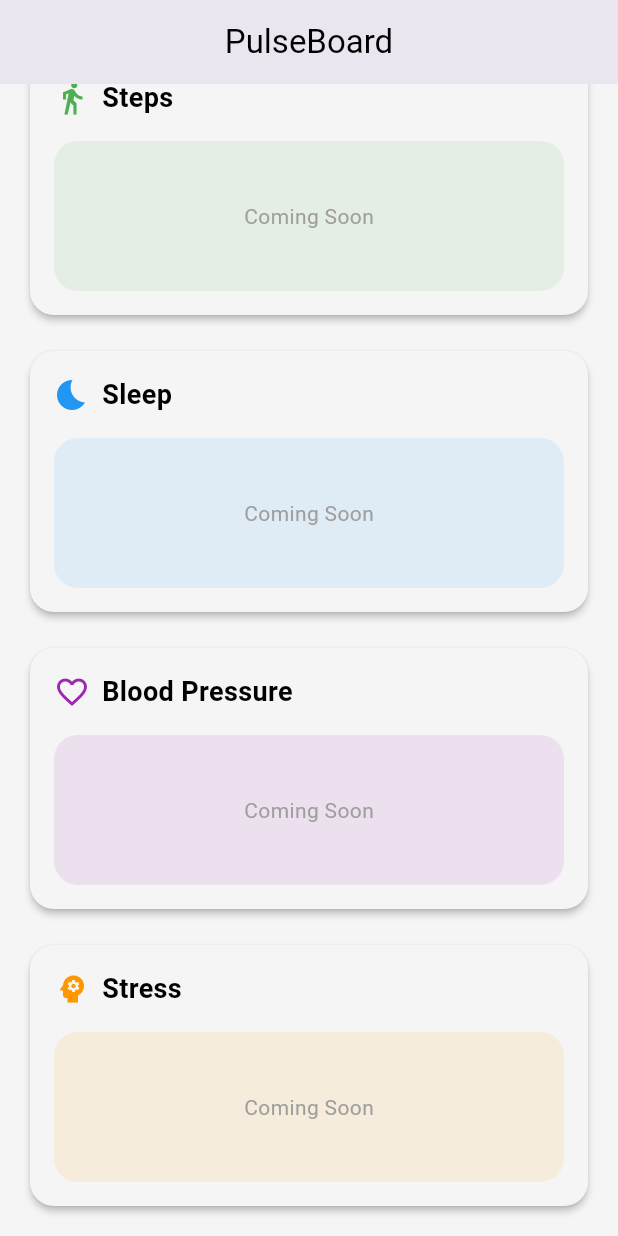
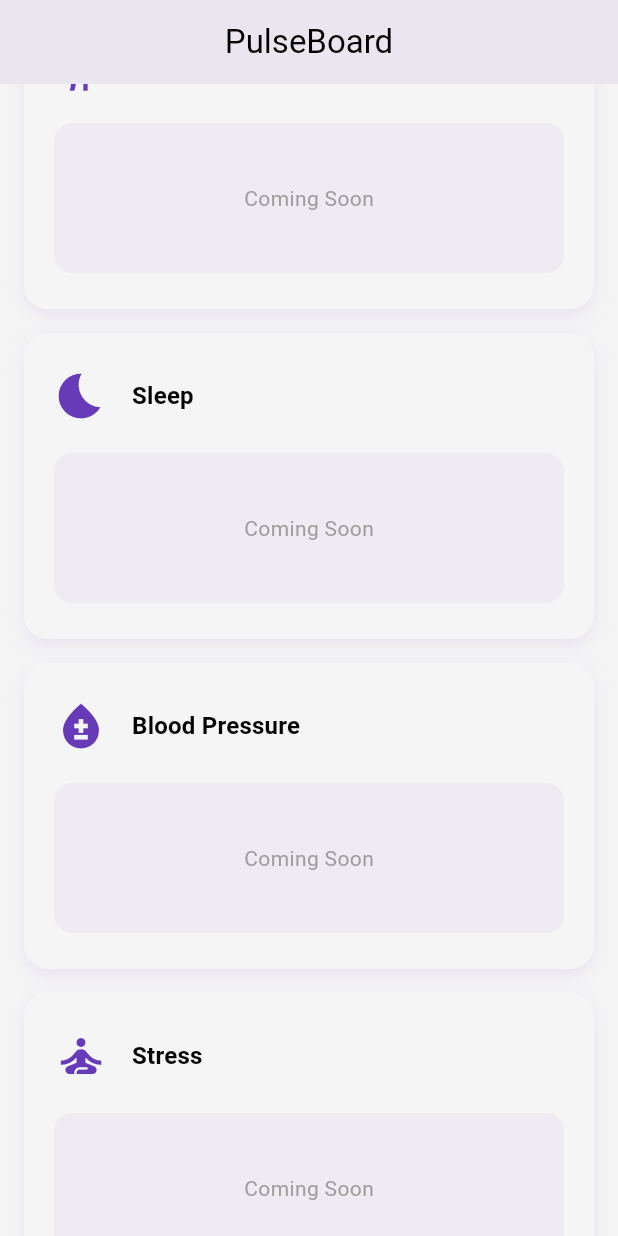
Before and after one commit to greyscriptdg/PulseBoard_FlutterUI_HealthVitalsDashboard, a Flutter app: the screen it shows after launch, scrolled down 238 dp, on a phone screen of 412 x 824 dp. Run offline on Flutter 3.47's test engine with Material 3 defaults, Android fonts, the phone set to English and light mode, and no system bars.

Commit message:
Step fix
Step Fix

```diff
--- a/lib/screens/dashboard_screen.dart
+++ b/lib/screens/dashboard_screen.dart
@@ -1,6 +1,6 @@
 import 'package:flutter/material.dart';
 import '../widgets/placeholder_card.dart';
-import '../core/constants.dart';
+import '../widgets/heart_rate_chart.dart';
 
 class DashboardScreen extends StatelessWidget {
   const DashboardScreen({super.key});
@@ -11,41 +11,35 @@ class DashboardScreen extends StatelessWidget {
       appBar: AppBar(
         title: const Text('PulseBoard'),
       ),
-      body: SafeArea(
-        child: ListView(
-          padding: const EdgeInsets.all(AppSpacing.screenPadding),
+      body: ListView(
+        padding: const EdgeInsets.all(16),
         children: [
-            PlaceholderCard(
+          const PlaceholderCard(
             title: 'Heart Rate',
             icon: Icons.favorite,
-              cardColor: AppColors.heartRateColor,
+            child: HeartRateChart(),
           ),
-            const SizedBox(height: AppSpacing.itemSpacing),
-            PlaceholderCard(
+          const SizedBox(height: 16),
+          const PlaceholderCard(
             title: 'Steps',
             icon: Icons.directions_walk,
-              cardColor: AppColors.stepsColor,
           ),
-            const SizedBox(height: AppSpacing.itemSpacing),
-            PlaceholderCard(
+          const SizedBox(height: 16),
+          const PlaceholderCard(
             title: 'Sleep',
             icon: Icons.bedtime,
-              cardColor: AppColors.sleepColor,
           ),
-            const SizedBox(height: AppSpacing.itemSpacing),
-            PlaceholderCard(
+          const SizedBox(height: 16),
+          const PlaceholderCard(
             title: 'Blood Pressure',
-              icon: Icons.favorite_border,
-              cardColor: AppColors.bloodPressureColor,
+            icon: Icons.bloodtype,
           ),
-            const SizedBox(height: AppSpacing.itemSpacing),
-            PlaceholderCard(
+          const SizedBox(height: 16),
+          const PlaceholderCard(
             title: 'Stress',
-              icon: Icons.psychology,
-              cardColor: AppColors.stressColor,
+            icon: Icons.self_improvement,
           ),
         ],
-        ),
       ),
     );
   }
--- a/lib/widgets/placeholder_card.dart
+++ b/lib/widgets/placeholder_card.dart
@@ -1,57 +1,68 @@
 import 'package:flutter/material.dart';
-import '../core/constants.dart';
 
 class PlaceholderCard extends StatelessWidget {
   final String title;
   final IconData icon;
-  final Color cardColor;
+  final Widget? child;
 
   const PlaceholderCard({
     super.key,
     required this.title,
     required this.icon,
-    required this.cardColor,
+    this.child,
   });
 
   @override
   Widget build(BuildContext context) {
-    return Card(
-      child: Padding(
-        padding: const EdgeInsets.all(AppSpacing.cardPadding),
+    final theme = Theme.of(context);
+
+    return Container(
+      decoration: BoxDecoration(
+        color: theme.colorScheme.surface,
+        borderRadius: BorderRadius.circular(16),
+        boxShadow: [
+          BoxShadow(
+            color: theme.primaryColor.withOpacity(0.1),
+            blurRadius: 10,
+            offset: const Offset(0, 4),
+          ),
+        ],
+      ),
+      padding: const EdgeInsets.symmetric(vertical: 24, horizontal: 20),
       child: Column(
         crossAxisAlignment: CrossAxisAlignment.start,
         children: [
           Row(
             children: [
-                Icon(
-                  icon,
-                  color: cardColor,
-                  size: 24,
-                ),
-                const SizedBox(width: 8),
+              Icon(icon, size: 36, color: theme.primaryColor),
+              const SizedBox(width: 16),
               Text(
                 title,
-                  style: AppTextStyles.cardTitle,
+                style: theme.textTheme.titleMedium?.copyWith(
+                  fontWeight: FontWeight.bold,
+                ),
               ),
             ],
           ),
-            const SizedBox(height: 16),
+          const SizedBox(height: 20),
+          if (child != null)
+            child!
+          else
             Container(
               height: 100,
               decoration: BoxDecoration(
-                color: cardColor.withOpacity(0.1),
-                borderRadius: BorderRadius.circular(AppSpacing.cardRadius),
+                color: theme.colorScheme.primary.withOpacity(0.05),
+                borderRadius: BorderRadius.circular(12),
               ),
               child: const Center(
                 child: Text(
-                  'Coming Soon',
-                  style: AppTextStyles.cardSubtitle,
+                  "Coming Soon",
+                  style: TextStyle(color: Colors.grey),
                 ),
               ),
             ),
         ],
       ),
-      ),
     );
   }
 }
```
Also changed, not shown: lib/widgets/steps_bar_chart.dart (added, +86 -0 lines). Lines whose indentation alone changed are shown as unchanged.
